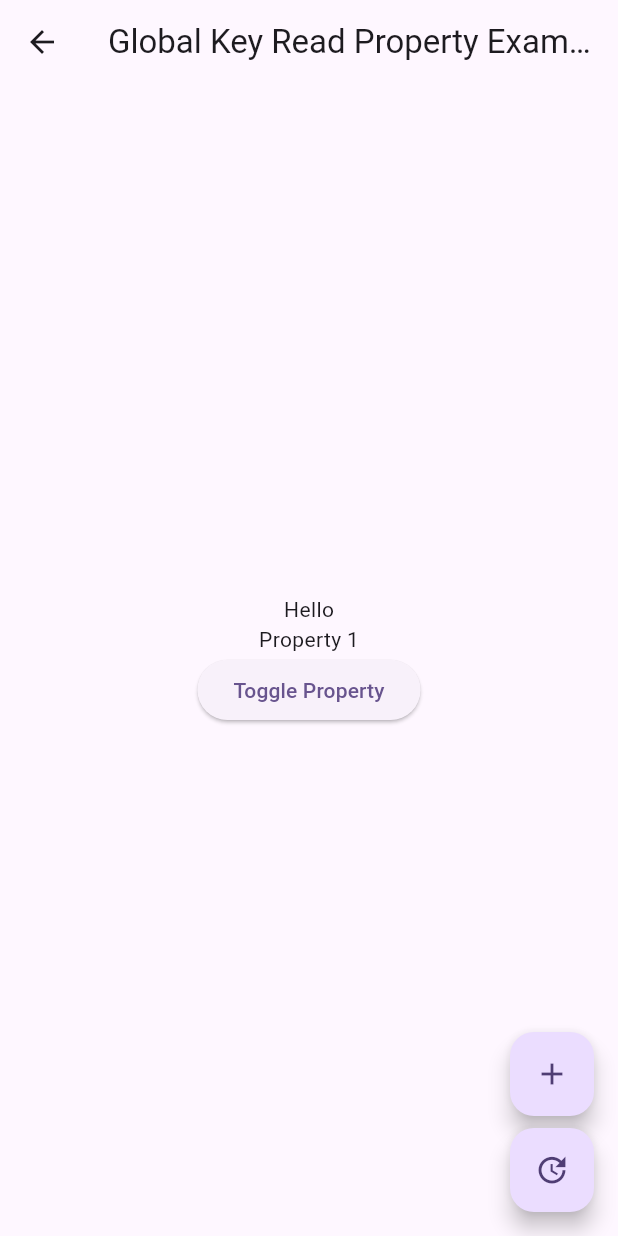
After one commit to RuslanTsitser/otus_example, a Flutter app: the GlobalKeyReadPropertyExample screen opened directly, after a tap on "Toggle Property", after a tap on the "add" icon, on a phone screen of 412 x 824 dp. The commit adds this screen. Run offline on Flutter 3.47's test engine with Material 3 defaults, Android fonts, the phone set to English and light mode, and no system bars.

Commit message:
keys example

```diff
--- /dev/null
+++ b/lib/src/example/global_key_read_property_example.dart
@@ -0,0 +1,87 @@
+import 'package:flutter/material.dart';
+
+class GlobalKeyReadPropertyExample extends StatefulWidget {
+  const GlobalKeyReadPropertyExample({super.key});
+
+  @override
+  State<GlobalKeyReadPropertyExample> createState() => _GlobalKeyReadPropertyExampleState();
+}
+
+class _GlobalKeyReadPropertyExampleState extends State<GlobalKeyReadPropertyExample> {
+  final _myWidgetWithPropertiesKey = GlobalKey<State<MyWidgetWithProperties>>();
+
+  @override
+  Widget build(BuildContext context) {
+    return Scaffold(
+      appBar: AppBar(
+        title: const Text('Global Key Read Property Example'),
+      ),
+      body: Center(
+        child: MyWidgetWithProperties(
+          title: 'Hello',
+          key: _myWidgetWithPropertiesKey,
+        ),
+      ),
+      floatingActionButton: Column(
+        mainAxisSize: MainAxisSize.min,
+        children: [
+          FloatingActionButton(
+            onPressed: () {
+              final widget = _myWidgetWithPropertiesKey.currentWidget as MyWidgetWithProperties;
+              print(widget.title);
+              final state = _myWidgetWithPropertiesKey.currentState as MyWidgetWithPropertiesState;
+              print(state.currentValue);
+              final context = _myWidgetWithPropertiesKey.currentContext;
+              print(context?.size);
+            },
+            child: const Icon(Icons.add),
+          ),
+          const SizedBox(height: 8),
+          FloatingActionButton(
+            onPressed: () {
+              final state = _myWidgetWithPropertiesKey.currentState as MyWidgetWithPropertiesState;
+              state.toggleInvisibleProperty();
+            },
+            child: const Icon(Icons.update),
+          ),
+        ],
+      ),
+    );
+  }
+}
+
+class MyWidgetWithProperties extends StatefulWidget {
+  const MyWidgetWithProperties({super.key, required this.title});
+  final String title;
+
+  @override
+  State<MyWidgetWithProperties> createState() => MyWidgetWithPropertiesState();
+}
+
+class MyWidgetWithPropertiesState extends State<MyWidgetWithProperties> {
+  final String _invisibleProperty1 = 'Property 1';
+  final String _invisibleProperty2 = 'Property 2';
+  String get currentValue => _isFirstPropertyVisible ? _invisibleProperty1 : _invisibleProperty2;
+
+  bool _isFirstPropertyVisible = false;
+  void toggleInvisibleProperty() {
+    setState(() {
+      _isFirstPropertyVisible = !_isFirstPropertyVisible;
+    });
+  }
+
+  @override
+  Widget build(BuildContext context) {
+    return Column(
+      mainAxisSize: MainAxisSize.min,
+      children: [
+        Text(widget.title),
+        Text(_isFirstPropertyVisible ? _invisibleProperty1 : _invisibleProperty2),
+        ElevatedButton(
+          onPressed: toggleInvisibleProperty,
+          child: const Text('Toggle Property'),
+        ),
+      ],
+    );
+  }
+}
--- a/lib/src/example/index.dart
+++ b/lib/src/example/index.dart
@@ -1,3 +1,5 @@
+export 'global_key_read_property_example.dart';
 export 'inherited_widget_example_with_callback.dart';
+export 'local_key_example.dart';
 export 'simple_inherited_widget_example.dart';
 export 'stateful_widget_example.dart';
```
Also changed, not shown: lib/src/example/local_key_example.dart (added, +57 -0 lines).
